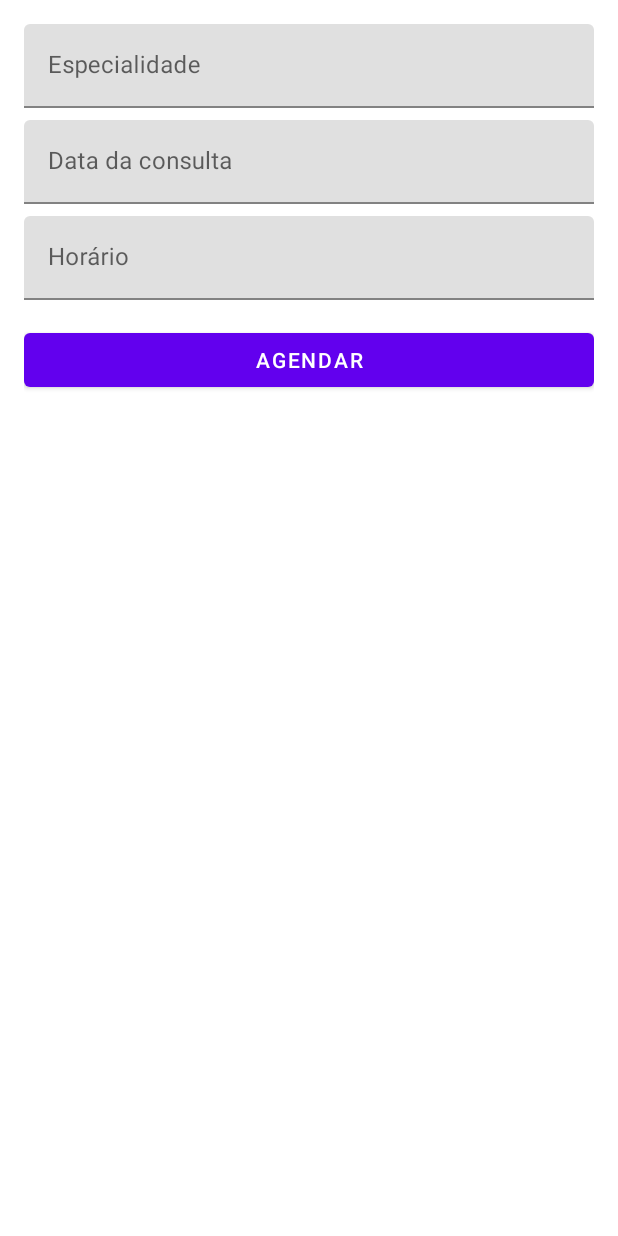
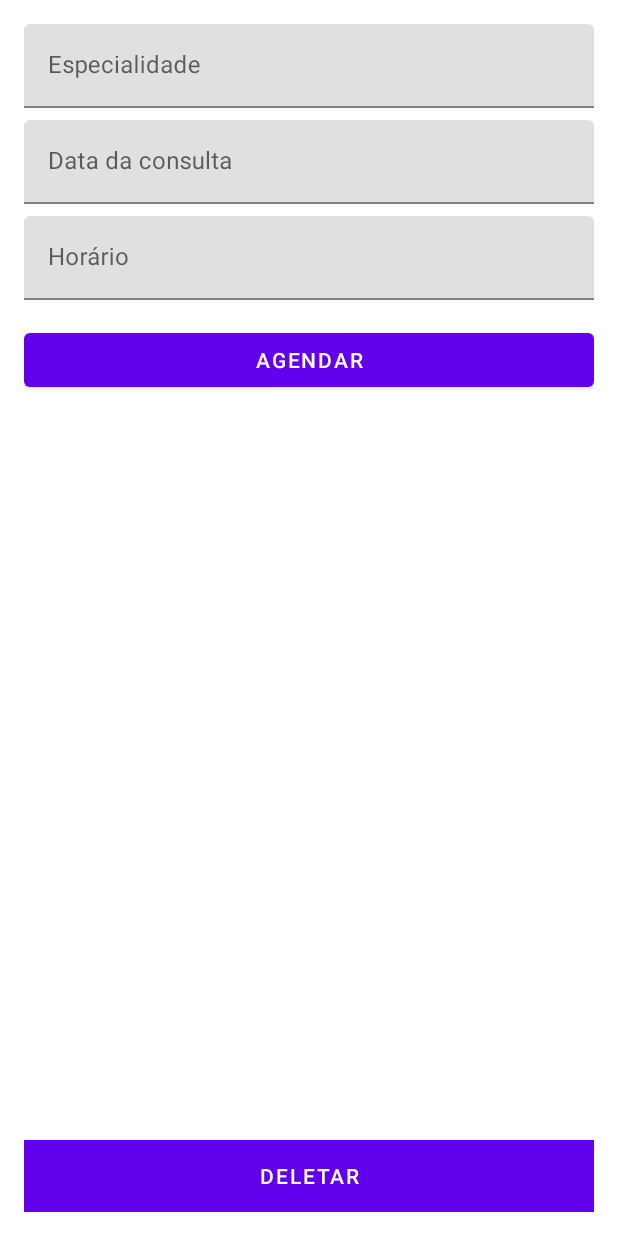
Before and after one commit to Daniel-Lourenco/fiqueok, an Android app: the layout agendamento_fragment.xml on its own in the app's theme, with its tools: preview values and no code run, on a phone screen of 412 x 824 dp. Run offline under Robolectric (Android 15) with nearby library versions, the phone set to English and light mode, and no system bars.

Commit message:
Inserção do comando Delete - CRUD Finalizado

```diff
--- a/app/src/main/res/layout/agendamento_fragment.xml
+++ b/app/src/main/res/layout/agendamento_fragment.xml
@@ -72,4 +72,18 @@
         app:layout_constraintStart_toStartOf="@id/input_layout_horario"
         app:layout_constraintTop_toBottomOf="@id/input_layout_horario" />
 
+    <Button
+        android:id="@+id/button_delete"
+        android:layout_width="0dp"
+        android:layout_height="wrap_content"
+        android:layout_marginTop="16dp"
+        android:background="@android:color/holo_red_dark"
+        android:text="@string/agendamento_button_delete"
+        android:textColor="@android:color/white"
+        android:visibility="gone"
+        app:layout_constraintBottom_toBottomOf="parent"
+        app:layout_constraintEnd_toEndOf="@id/input_layout_horario"
+        app:layout_constraintStart_toStartOf="@id/input_layout_horario"
+        tools:visibility="visible" />
+
 </androidx.constraintlayout.widget.ConstraintLayout>
--- a/app/src/main/res/navigation/main_graph.xml
+++ b/app/src/main/res/navigation/main_graph.xml
@@ -23,6 +23,7 @@
         <argument
             android:name="agendamento"
             app:argType="com.example.fiqueok.data.db.entity.AgendamentoEntity"
+            android:defaultValue="@null"
             app:nullable="true" />
     </fragment>
 
--- a/app/src/main/res/values/strings.xml
+++ b/app/src/main/res/values/strings.xml
@@ -6,10 +6,16 @@
     <string name="agendamento_data_hint">Data da consulta</string>
     <string name="agendamento_horario_hint">Horário</string>
     <string name="agendamento_button">Agendar</string>
+    <string name="agendamento_button_update">Atualizar</string>
     <string name="agendamento_title">Agendamento</string>
     <string name="agendamento_inserted_successfully">Agendamento efetuado com sucesso!</string>
     <string name="agendamento_error_to_insert">Ocorreu um erro ao efetuar o agendamento!</string>
 
     <!-- AgendamentoList -->
     <string name="agendamentoList_title">Consultas agendadas</string>
+    <string name="agendamento_updated_successfully">Agendamento atualizado com sucesso</string>
+    <string name="agendamento_button_delete">Deletar</string>
+    <string name="agendamento_deleted_successfully">Atendimento desmarcado!</string>
+    <string name="agendamento_error_to_delete">Ocorreu um erro ao tentar desmarcar.</string>
+    <string name="agendamento_error_to_update">Ocorreu um erro ao tentar atualizar.</string>
 </resources>
```
Also changed, not shown: app/src/main/java/com/example/fiqueok/ui/agendamento/AgendamentoFragment.kt (+20 -3 lines), app/src/main/java/com/example/fiqueok/ui/agendamento/AgendamentoViewModel.kt (+47 -8 lines), app/src/main/java/com/example/fiqueok/ui/agendamentolist/AgendamentoListFragment.kt (+4 -3 lines).
